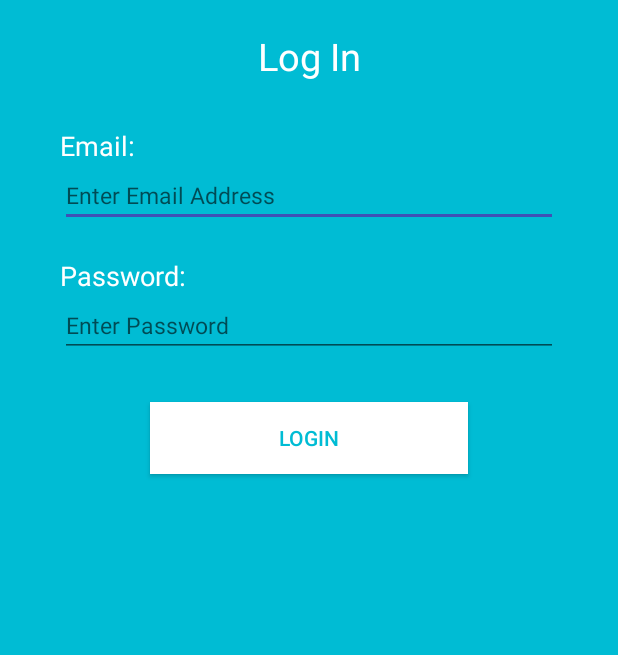
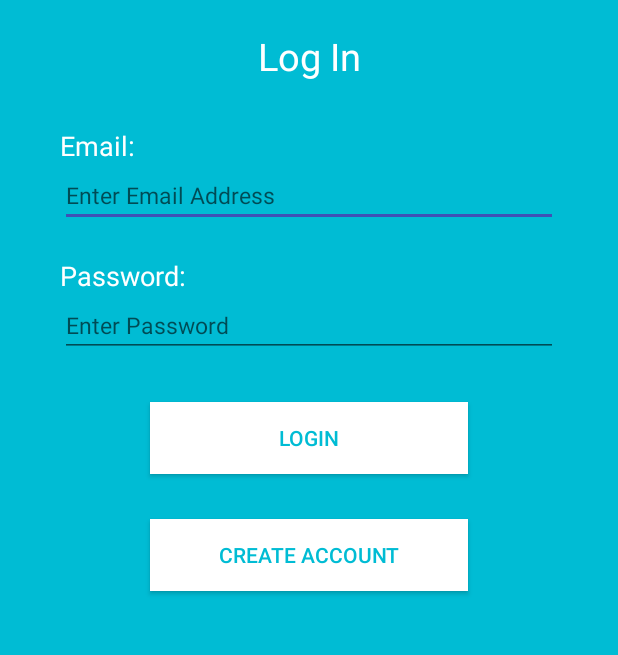
Before and after one commit to MadanNeupane/Sangeet, an Android app: the screen it shows after launch (LoginActivity), after a tap on "LOGIN", on a phone screen of 412 x 824 dp, the part 301-956 px from its top. Run offline under Robolectric (Android 15) with nearby library versions, the phone set to English and light mode, and no system bars; our stand-ins replace Firebase (no records; nobody signed in at launch, a user with empty details on screens opened directly).

Commit message:
Fixed Some Issues

```diff
--- a/app/src/main/java/com/example/sangeet/MainActivity.java
+++ b/app/src/main/java/com/example/sangeet/MainActivity.java
@@ -143,11 +143,11 @@ public class MainActivity extends AppCompatActivity {
               }
               break;
           case R.id.logout:
-              Toast.makeText(getApplicationContext(), "Logging Out...", Toast.LENGTH_SHORT).show();
+              Toast.makeText(getApplicationContext(), "Logged Out", Toast.LENGTH_SHORT).show();
               user = mAuth.getCurrentUser();
               mAuth.signOut();
               finishAffinity();
-              startActivity(new Intent(this, RegisterActivity.class));
+              startActivity(new Intent(this, LoginActivity.class));
               break;
         }
         return super.onOptionsItemSelected(item);
--- a/app/src/main/java/com/example/sangeet/RegisterActivity.java
+++ b/app/src/main/java/com/example/sangeet/RegisterActivity.java
@@ -22,13 +22,6 @@ public class RegisterActivity extends AppCompatActivity {
     private EditText signup_email, signup_pass, signup_cpass;
     private FirebaseAuth mAuth;
     private FirebaseUser user;
-
-    @Override
-    public void onStart() {
-        super.onStart();
-        // Check if user is signed in (non-null) and update UI accordingly.
-        updateUI(user);
-    }
 
     @Override
     protected void onCreate(Bundle savedInstanceState) {
@@ -77,6 +70,8 @@ public class RegisterActivity extends AppCompatActivity {
                     public void onComplete(@NonNull Task<AuthResult> task) {
                         if (task.isSuccessful()) {
                             // Sign in success
+                            user = mAuth.getCurrentUser();
+                            mAuth.signOut();
                             Toast.makeText(RegisterActivity.this, "Registration Successful", Toast.LENGTH_SHORT).show();
                             startActivity(new Intent(RegisterActivity.this, LoginActivity.class));
                         } else {
@@ -94,11 +89,4 @@ public class RegisterActivity extends AppCompatActivity {
         startActivity(new Intent(RegisterActivity.this, LoginActivity.class));
     }
 
-    private void updateUI(FirebaseUser user) {
-        user = mAuth.getCurrentUser();
-        /*-------- Check if user is already logged in or not--------*/
-        if (user != null) {
-            startActivity(new Intent(RegisterActivity.this,MainActivity.class));
-        }
-    }
 }
--- a/app/src/main/res/layout/activity_login.xml
+++ b/app/src/main/res/layout/activity_login.xml
@@ -82,4 +82,15 @@
         android:text="Login"
         android:textColor="#00BCD4" />
 
+    <Button
+        android:layout_width="match_parent"
+        android:layout_height="wrap_content"
+        android:layout_marginLeft="60dp"
+        android:layout_marginTop="30dp"
+        android:layout_marginRight="60dp"
+        android:background="#FFFFFF"
+        android:onClick="register"
+        android:text="Create Account"
+        android:textColor="#00BCD4" />
+
 </LinearLayout>
```
Also changed, not shown: app/src/main/AndroidManifest.xml (+6 -7 lines), app/src/main/java/com/example/sangeet/LoginActivity.java (+22 -2 lines).
